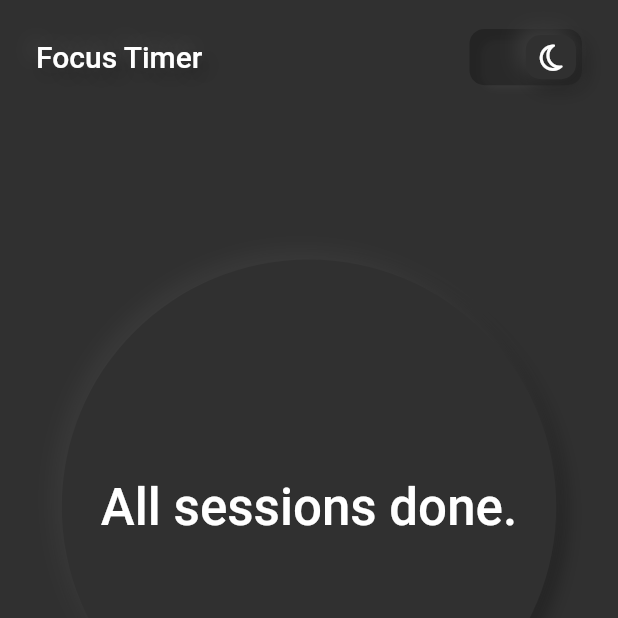
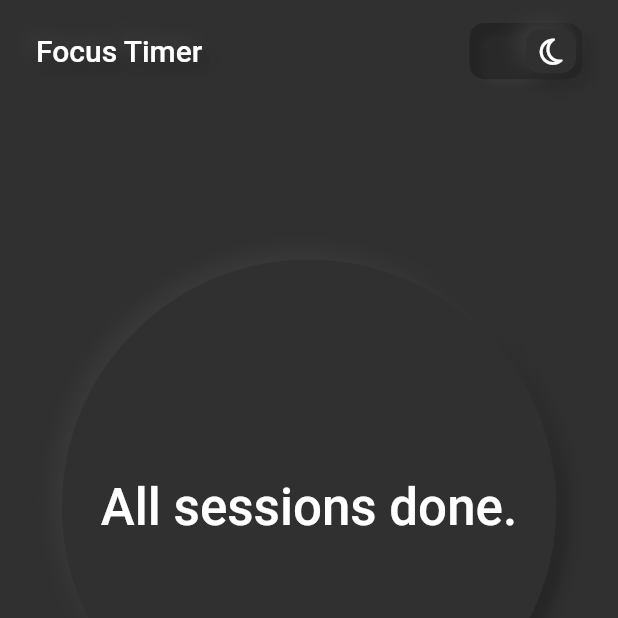
Before and after one commit to bierbaumtim/focus_timer, a Flutter app: the screen it shows after launch, on a phone screen of 412 x 824 dp, the top half of it. Run offline on Flutter 3.47's test engine with Material 2 defaults, Android fonts, the phone set to English and light mode, and no system bars; drawn by our look-alikes of auto_size_text; our stand-ins replace auto_animated, dartx, equatable, flutter_icons, hive, hive_flutter and 3 more; missing offline and left inert: copy_with_annotation, mockito; accounts and stored records are empty; generated files the repository leaves out were written again.

Commit message:
fix and improve layout

```diff
--- a/lib/widgets/soft/soft_appbar.dart
+++ b/lib/widgets/soft/soft_appbar.dart
@@ -17,6 +17,7 @@ class SoftAppBar extends StatelessWidget {
   @override
   Widget build(BuildContext context) {
     final theme = Theme.of(context);
+    final topPadding = MediaQuery.of(context).padding.top;
 
     return Align(
       alignment: Alignment.topCenter,
@@ -24,10 +25,7 @@ class SoftAppBar extends StatelessWidget {
         color: theme.canvasColor,
         height: height,
         child: Padding(
-          padding: const EdgeInsets.symmetric(
-            vertical: 16,
-            horizontal: 24,
-          ),
+          padding: EdgeInsets.fromLTRB(24, topPadding + 8, 24, 16),
           child: Row(
             mainAxisAlignment: MainAxisAlignment.spaceBetween,
             children: <Widget>[
@@ -35,17 +33,7 @@ class SoftAppBar extends StatelessWidget {
                 'Focus Timer',
                 style: titleStyle ?? theme.textTheme.title,
               ),
-              if (centerWidget != null)
-                Expanded(child: centerWidget),
-              // SoftButton(
-              //   radius: 15,
-              //   onTap: () =>
-              //       BlocProvider.of<SettingsBloc>(context).add(ChangeTheme()),
-              //   child: Padding(
-              //     padding: const EdgeInsets.all(8),
-              //     child: Icon(FontAwesome.sun_o),
-              //   ),
-              // ),
+              if (centerWidget != null) Expanded(child: centerWidget),
               ThemeSwitch(),
             ],
           ),
```
